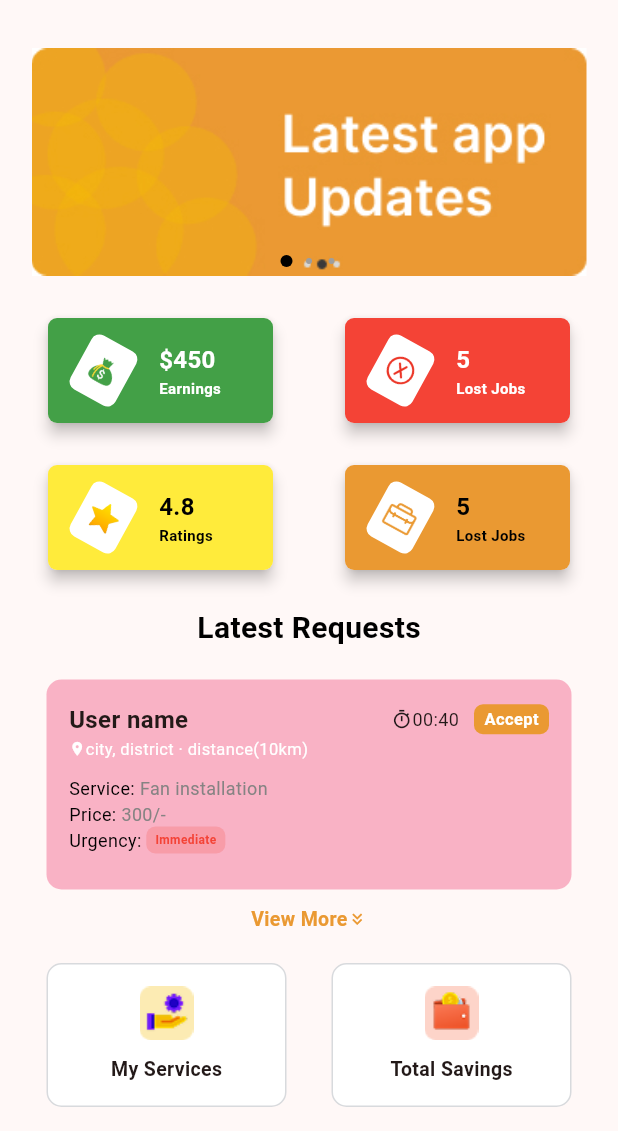
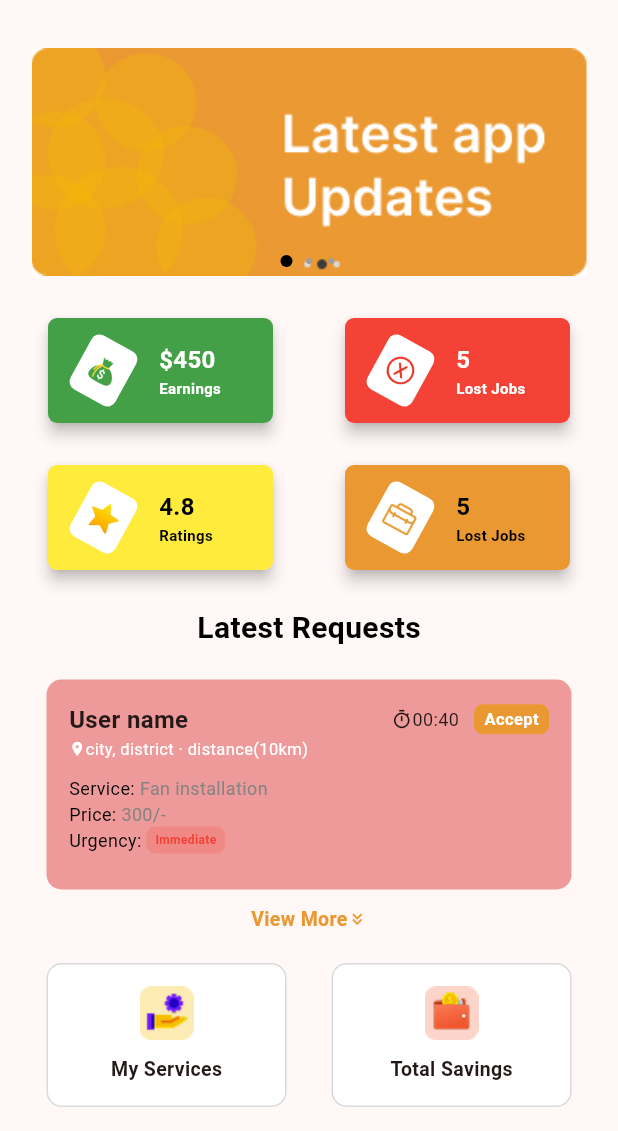
Before and after one commit to KAVYAPUTTU/localSkillConnect, a Flutter app: the HomePage screen opened directly, on a phone screen of 412 x 824 dp, the part 105-1236 px from its top. Run offline on Flutter 3.47's test engine with Material 3 defaults, Android fonts, the light colour scheme and no system bars; our stand-ins replace another_carousel_pro, smooth_page_indicator.

Commit message:
requests page

```diff
--- a/lib/Screens/Home/mainscreen/homepage/home_page.dart
+++ b/lib/Screens/Home/mainscreen/homepage/home_page.dart
@@ -1,6 +1,7 @@
 import 'package:another_carousel_pro/another_carousel_pro.dart';
 import 'package:flutter/material.dart';
 import 'package:localskillconnect/Screens/Home/mainscreen/homepage/referal_page.dart';
+import 'package:localskillconnect/Screens/Home/mainscreen/homepage/requests_page.dart';
 import 'package:localskillconnect/Widgets/requests.dart';
 
 class HomePage extends StatelessWidget {
@@ -159,14 +160,18 @@ class HomePage extends StatelessWidget {
                   price: '300/-',
                   urgencyLabel: 'Immediate',
                   urgencyColor: Colors.red,
-                  onAccept: () {
-                    // handle tap
-                  },
+                  onAccept: () {},
+                  backgroundColor: Colors.red.shade200,
+                  iconcolor: Colors.white,
+                  locationcolor: Colors.white,
                 ),
                 SizedBox(
                   height: 10,
                 ),
-                Row(
+                GestureDetector(
+                  onTap: () => Navigator.push(context,
+                      MaterialPageRoute(builder: (context) => RequestsPage())),
+                  child: Row(
                     mainAxisAlignment: MainAxisAlignment.center,
                     children: [
                       Text(
@@ -182,6 +187,7 @@ class HomePage extends StatelessWidget {
                         color: Theme.of(context).colorScheme.primary,
                       )
                     ],
+                  ),
                 ),
                 SizedBox(
                   height: 20,
@@ -227,7 +233,8 @@ class HomePage extends StatelessWidget {
                   height: 30,
                 ),
                 GestureDetector(
-                  onTap: ()=>Navigator.push(context, MaterialPageRoute(builder: (context)=>ReferalPage())),
+                  onTap: () => Navigator.push(context,
+                      MaterialPageRoute(builder: (context) => ReferalPage())),
                   child: Container(
                     height: 70,
                     width: 350,
@@ -249,7 +256,8 @@ class HomePage extends StatelessWidget {
                               'Earn upto',
                               style: TextStyle(
                                   fontSize: 13,
-                                  color: Theme.of(context).colorScheme.secondary,
+                                  color:
+                                      Theme.of(context).colorScheme.secondary,
                                   fontWeight: FontWeight.w600),
                             ),
                             Text(
@@ -263,7 +271,8 @@ class HomePage extends StatelessWidget {
                               'for every referral',
                               style: TextStyle(
                                   fontSize: 10,
-                                  color: Theme.of(context).colorScheme.secondary,
+                                  color:
+                                      Theme.of(context).colorScheme.secondary,
                                   fontWeight: FontWeight.w600),
                             )
                           ],
--- a/lib/Widgets/requests.dart
+++ b/lib/Widgets/requests.dart
@@ -10,6 +10,8 @@ class RequestCard extends StatelessWidget {
   final Color urgencyColor;
   final Color backgroundColor;
   final VoidCallback? onAccept;
+  final Color iconcolor;
+  final Color locationcolor;
 
   const RequestCard({
     super.key,
@@ -20,8 +22,8 @@ class RequestCard extends StatelessWidget {
     required this.price,
     required this.urgencyLabel,
     required this.urgencyColor,
-    this.backgroundColor = const Color.fromARGB(75, 235, 11, 78),
-    this.onAccept,
+    required this.backgroundColor,
+    this.onAccept, required this.iconcolor, required this.locationcolor,
   });
 
   @override
@@ -83,10 +85,10 @@ class RequestCard extends StatelessWidget {
 
             Row(
               children: [
-                const Icon(Icons.location_on, size: 11, color: Colors.white),
+                Icon(Icons.location_on, size: 11, color: iconcolor),
                 Text(
                   location,
-                  style: const TextStyle(fontSize: 11, color: Colors.white),
+                  style: TextStyle(fontSize: 11, color: locationcolor),
                 ),
               ],
             ),
```
Also changed, not shown: lib/Screens/Home/mainscreen/homepage/requests_page.dart (added, +104 -0 lines). Lines whose indentation alone changed are shown as unchanged.
